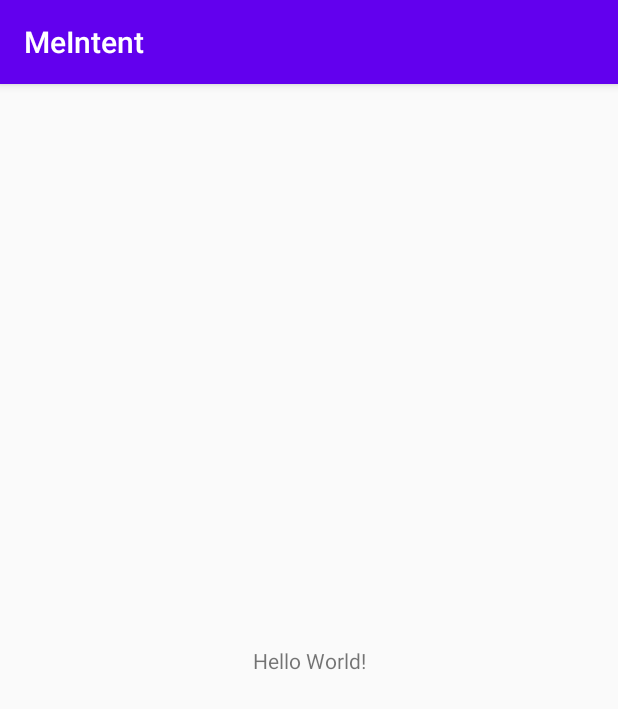
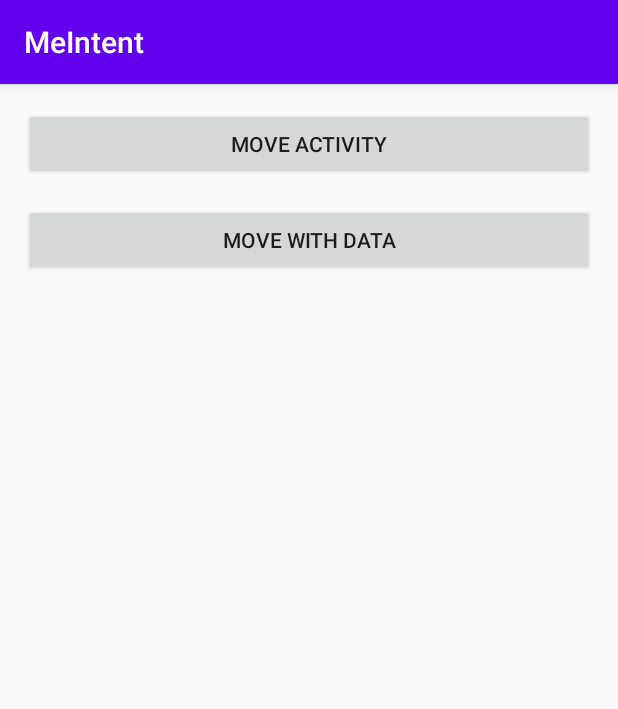
Before and after one commit to boyranger/Android-Develover-SingleFighter, an Android app: the screen it shows after launch (MainActivity), on a phone screen of 412 x 824 dp. Shown: the top 709 px of the screen. Run offline under Robolectric (Android 15) with nearby library versions, the phone set to English and light mode, and no system bars.

Commit message:
MoveWithData

```diff
--- a/BFAA/MeIntent/app/src/main/AndroidManifest.xml
+++ b/BFAA/MeIntent/app/src/main/AndroidManifest.xml
@@ -9,6 +9,8 @@
         android:roundIcon="@mipmap/ic_launcher_round"
         android:supportsRtl="true"
         android:theme="@style/AppTheme">
+        <activity android:name=".MoveWithData"></activity>
+        <activity android:name=".MoveActivity" />
         <activity android:name=".MainActivity">
             <intent-filter>
                 <action android:name="android.intent.action.MAIN" />
--- a/BFAA/MeIntent/app/src/main/java/com/firdausdev/singlefighter/bfaa/meintent/MainActivity.java
+++ b/BFAA/MeIntent/app/src/main/java/com/firdausdev/singlefighter/bfaa/meintent/MainActivity.java
@@ -2,13 +2,61 @@ package com.firdausdev.singlefighter.bfaa.meintent;
 
 import androidx.appcompat.app.AppCompatActivity;
 
+import android.content.Intent;
 import android.os.Bundle;
+import android.view.View;
+import android.widget.Button;
 
-public class MainActivity extends AppCompatActivity {
+public class MainActivity extends AppCompatActivity implements View.OnClickListener {
 
     @Override
     protected void onCreate(Bundle savedInstanceState) {
         super.onCreate(savedInstanceState);
         setContentView(R.layout.activity_main);
+
+        //#1 move without data (intent Explicit
+        Button btnMoveActivity = findViewById(R.id.btn_move_activity);
+        btnMoveActivity.setOnClickListener(this);
+        //#2 move with data (intent Explicit
+        Button btnMoveWithDataActivity = findViewById(R.id.btn_move_activity_data);
+        btnMoveWithDataActivity.setOnClickListener(this);
+
+        /*
+        POJO (Plain Old Java Object)  = class
+        Data Classes, menyimpan model data suatu objek, memiliki properti/variabel dan
+        metode setter-getter
+        u/ aplikasi kompleks
+
+         */
+    }
+
+    @Override
+    public void onClick(View v) {
+        switch (v.getId()){
+            case R.id.btn_move_activity:
+                /*
+                #1.2 Intent pindah activity
+                context = untuk mengakses resource dr activity, mengambil data dari resource,
+                mengakses SystemService, mendapatkan ApplicationInfo dll
+                https://medium.com/swlh/context-and-memory-leaks-in-android-82a39ed33002
+                constructor Inten
+                */
+                Intent moveIntent = new Intent(MainActivity.this, MainActivity.class);
+                startActivity(moveIntent);
+                //menjalankan activity tanpa membawa data Object [moveInten]
+                //startActivities(moveIntent);
+                break;
+            case R.id.btn_move_activity_data:
+                /*
+                #2.3 mengirim data
+                putExtra() mengirim data dengan intent
+
+                 */
+                Intent moveWithDataIntent= new Intent(MainActivity.this, MoveWithData.class);
+                moveWithDataIntent.putExtra(MoveWithData.EXTRA_NAME, "DocodingAcademy FatherMan");
+                moveWithDataIntent.putExtra(MoveWithData.EXTRA_AGE,30);
+                startActivity(moveWithDataIntent);
+                break;
+        }
     }
 }
--- /dev/null
+++ b/BFAA/MeIntent/app/src/main/java/com/firdausdev/singlefighter/bfaa/meintent/Person.java
@@ -0,0 +1,4 @@
+package com.firdausdev.singlefighter.bfaa.meintent;
+
+public class Person {
+}
--- a/BFAA/MeIntent/app/src/main/res/layout/activity_main.xml
+++ b/BFAA/MeIntent/app/src/main/res/layout/activity_main.xml
@@ -1,18 +1,25 @@
 <?xml version="1.0" encoding="utf-8"?>
-<androidx.constraintlayout.widget.ConstraintLayout xmlns:android="http://schemas.android.com/apk/res/android"
+<LinearLayout xmlns:android="http://schemas.android.com/apk/res/android"
     xmlns:app="http://schemas.android.com/apk/res-auto"
     xmlns:tools="http://schemas.android.com/tools"
     android:layout_width="match_parent"
     android:layout_height="match_parent"
+    android:orientation="vertical"
+    android:padding="16dp"
     tools:context=".MainActivity">
 
-    <TextView
-        android:layout_width="wrap_content"
-        android:layout_height="wrap_content"
-        android:text="Hello World!"
-        app:layout_constraintBottom_toBottomOf="parent"
-        app:layout_constraintLeft_toLeftOf="parent"
-        app:layout_constraintRight_toRightOf="parent"
-        app:layout_constraintTop_toTopOf="parent" />
+  <Button
+      android:id="@+id/btn_move_activity"
+      android:layout_width="match_parent"
+      android:layout_height="wrap_content"
+      android:layout_marginBottom="16dp"
+      android:text="@string/move_activity"/>
 
-</androidx.constraintlayout.widget.ConstraintLayout>
+  <Button
+      android:id="@+id/btn_move_activity_data"
+      android:layout_marginBottom="16dp"
+      android:text="@string/move_with_data"
+      android:layout_width="match_parent"
+      android:layout_height="wrap_content"/>
+
+</LinearLayout>
```
Also changed, not shown: BFAA/MeIntent/app/src/main/java/com/firdausdev/singlefighter/bfaa/meintent/MoveActivity.java (added, +14 -0 lines), BFAA/MeIntent/app/src/main/java/com/firdausdev/singlefighter/bfaa/meintent/MoveWithData.java (added, +27 -0 lines), BFAA/MeIntent/app/src/main/res/layout/activity_move.xml (added, +12 -0 lines), BFAA/MeIntent/app/src/main/res/layout/activity_move_with_data.xml (added, +13 -0 lines), BFAA/MeIntent/app/src/main/res/values/strings.xml (+15 -0 lines).
